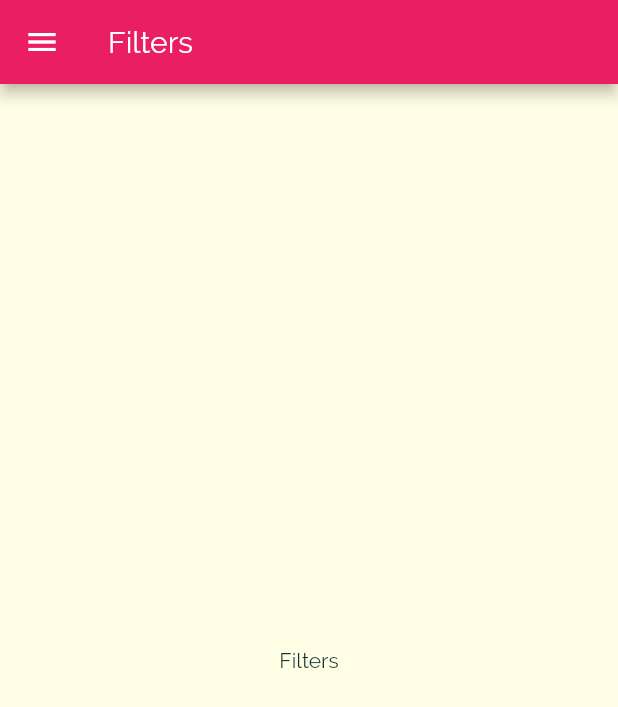
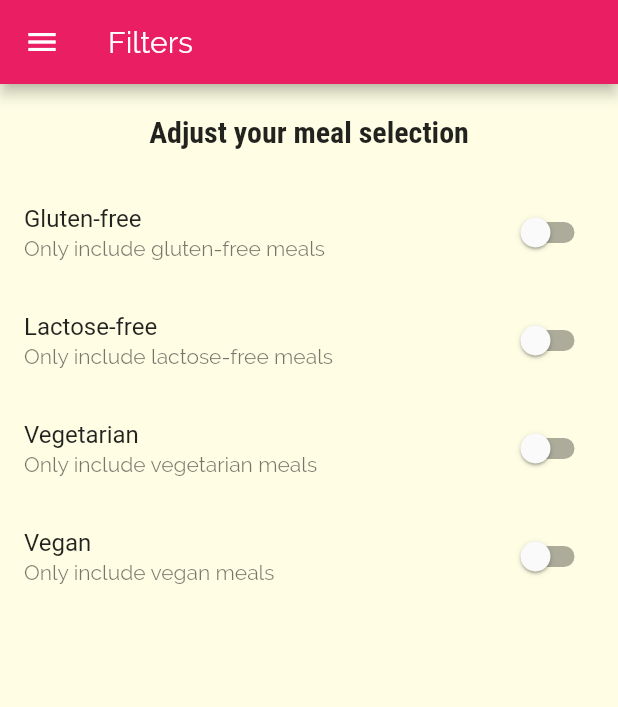
Before and after one commit to apramodya/flutter-meal-app, a Flutter app: the FiltersScreen screen opened by its route, on a phone screen of 412 x 824 dp. Shown: the top 707 px of the screen. Run offline on Flutter 3.47's test engine with Material 2 defaults, Android fonts, the phone set to English and light mode, and no system bars.

Commit message:
add filter options

```diff
--- a/meal_app/lib/screens/filters_screen.dart
+++ b/meal_app/lib/screens/filters_screen.dart
@@ -1,18 +1,100 @@
 import 'package:flutter/material.dart';
 
 import '../widgets/main_drawer.dart';
-class FiltersScreen extends StatelessWidget {
+
+class FiltersScreen extends StatefulWidget {
   static const routeName = '/filters';
 
   @override
+  _FiltersScreenState createState() => _FiltersScreenState();
+}
+
+class _FiltersScreenState extends State<FiltersScreen> {
+  var _glutenFree = false;
+  var _vegetarian = false;
+  var _vegan = false;
+  var _lactoseFree = false;
+
+  Widget _buildSwitchListTile(
+    String title,
+    String subTitle,
+    bool currentValue,
+    Function updateValue,
+  ) {
+    return SwitchListTile(
+      title: Text(title),
+      subtitle: Text(subTitle),
+      value: currentValue,
+      onChanged: updateValue,
+    );
+  }
+
+  @override
   Widget build(BuildContext context) {
+    final theme = Theme.of(context);
+
     return Scaffold(
-        appBar: AppBar(
-          title: Text('Filters'),
-        ),
-        drawer: MainDrawer(),
-        body: Center(
-          child: Text('Filters'),
-        ));
+      appBar: AppBar(
+        title: Text('Filters'),
+      ),
+      drawer: MainDrawer(),
+      body: Column(
+        children: <Widget>[
+          Container(
+            padding: EdgeInsets.all(20),
+            child: Text(
+              'Adjust your meal selection',
+              style: theme.textTheme.headline6,
+            ),
+          ),
+          Expanded(
+            child: ListView(
+              children: <Widget>[
+                _buildSwitchListTile(
+                  'Gluten-free',
+                  'Only include gluten-free meals',
+                  _glutenFree,
+                  (newValue) {
+                    setState(() {
+                      _glutenFree = newValue;
+                    });
+                  },
+                ),
+                _buildSwitchListTile(
+                  'Lactose-free',
+                  'Only include lactose-free meals',
+                  _lactoseFree,
+                  (newValue) {
+                    setState(() {
+                      _lactoseFree = newValue;
+                    });
+                  },
+                ),
+                _buildSwitchListTile(
+                  'Vegetarian',
+                  'Only include vegetarian meals',
+                  _vegetarian,
+                  (newValue) {
+                    setState(() {
+                      _vegetarian = newValue;
+                    });
+                  },
+                ),
+                _buildSwitchListTile(
+                  'Vegan',
+                  'Only include vegan meals',
+                  _vegan,
+                  (newValue) {
+                    setState(() {
+                      _vegan = newValue;
+                    });
+                  },
+                ),
+              ],
+            ),
+          ),
+        ],
+      ),
+    );
   }
 }
```
